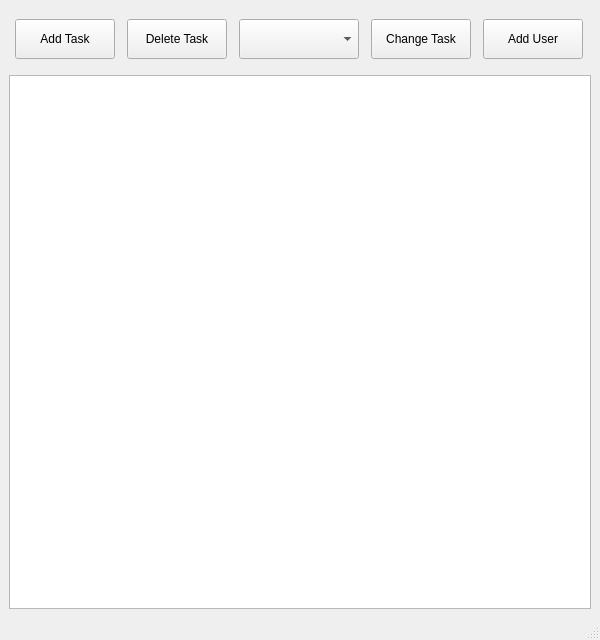
Above: view/mainwindow.ui from deutzfahrer-luki/GU_TASK_V2 before the change. Below: the same form after it.
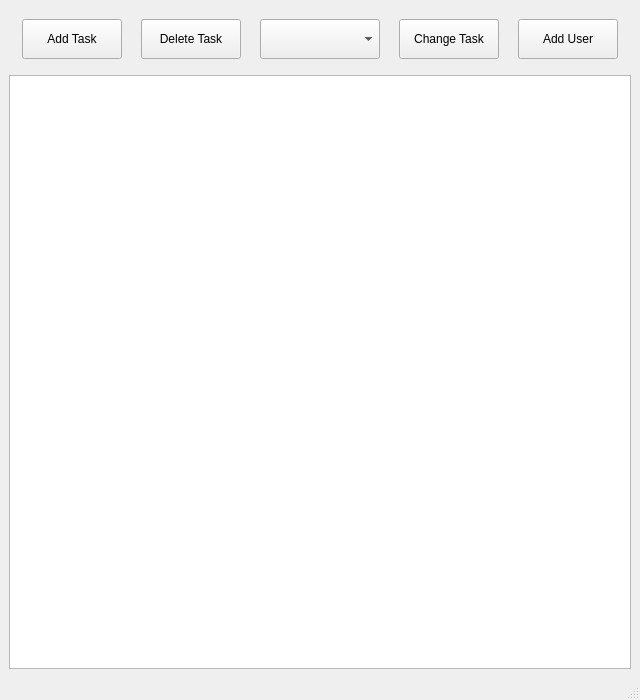
That is the form after the change. Icons and pictures are not drawn.

Diff of the .ui file:
```diff
--- a/view/mainwindow.ui
+++ b/view/mainwindow.ui
@@ -6,20 +6,20 @@
    <rect>
     <x>0</x>
     <y>0</y>
-    <width>600</width>
-    <height>640</height>
+    <width>640</width>
+    <height>700</height>
    </rect>
   </property>
   <property name="minimumSize">
    <size>
-    <width>600</width>
-    <height>640</height>
+    <width>640</width>
+    <height>700</height>
    </size>
   </property>
   <property name="maximumSize">
    <size>
-    <width>600</width>
-    <height>640</height>
+    <width>640</width>
+    <height>700</height>
    </size>
   </property>
   <property name="windowTitle">
```
